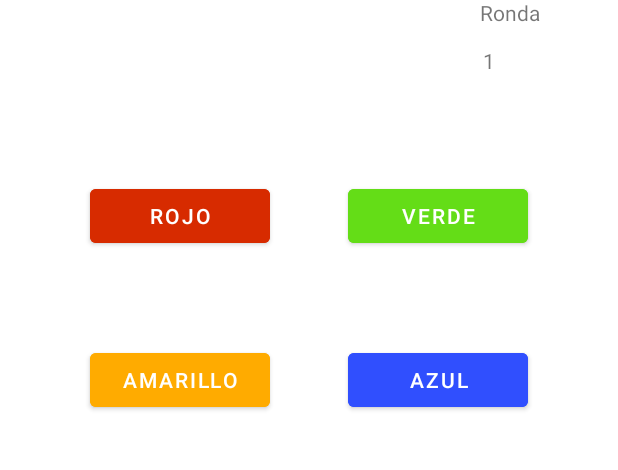
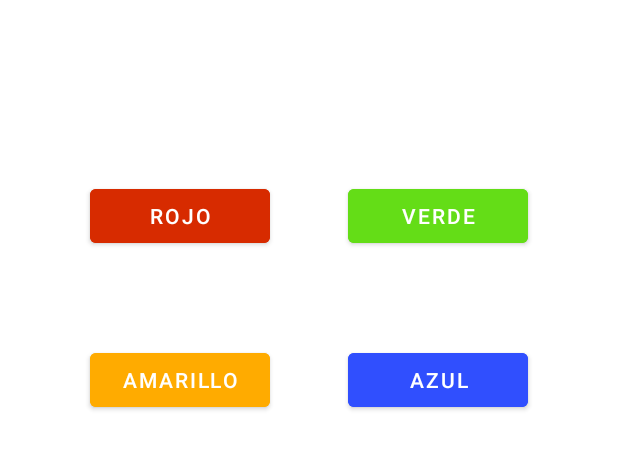
Before and after one commit to patriciamv97/SimonDice, an Android app: the screen it shows after launch (MainActivity), on a phone screen of 412 x 824 dp, the part 212-682 px from its top. Run offline under Robolectric (Android 15) with nearby library versions, the light colour scheme and no system bars.

Commit message:
funcion mostrarRonda en proceso

```diff
--- a/app/src/main/res/layout/activity_main.xml
+++ b/app/src/main/res/layout/activity_main.xml
@@ -92,25 +92,28 @@
         app:layout_constraintTop_toTopOf="parent" />
 
     <TextView
-        android:id="@+id/textView2"
+        android:id="@+id/titulo"
         android:layout_width="wrap_content"
         android:layout_height="wrap_content"
         android:layout_marginTop="84dp"
         android:layout_marginEnd="52dp"
         android:fontFamily="sans-serif"
         android:text="Ronda"
+        android:visibility="gone"
         app:layout_constraintEnd_toEndOf="parent"
-        app:layout_constraintTop_toTopOf="parent" />
+        app:layout_constraintTop_toTopOf="parent"
+        tools:visibility="invisible" />
 
     <!-- El jugador clicka el boton y se muestra la ronda-->
     <TextView
-        android:id="@+id/textView3"
+        android:id="@+id/ronda"
         android:layout_width="50dp"
         android:layout_height="30dp"
         android:layout_marginTop="116dp"
         android:layout_marginEnd="40dp"
-        android:text="1"
+        android:text=""
         app:layout_constraintEnd_toEndOf="parent"
-        app:layout_constraintTop_toTopOf="parent" />
+        app:layout_constraintTop_toTopOf="parent"
+        tools:visibility="invisible" />
 
 </androidx.constraintlayout.widget.ConstraintLayout>
```
Also changed, not shown: app/src/main/java/com/dam2a/simondice/MainActivity.kt (+30 -6 lines).
